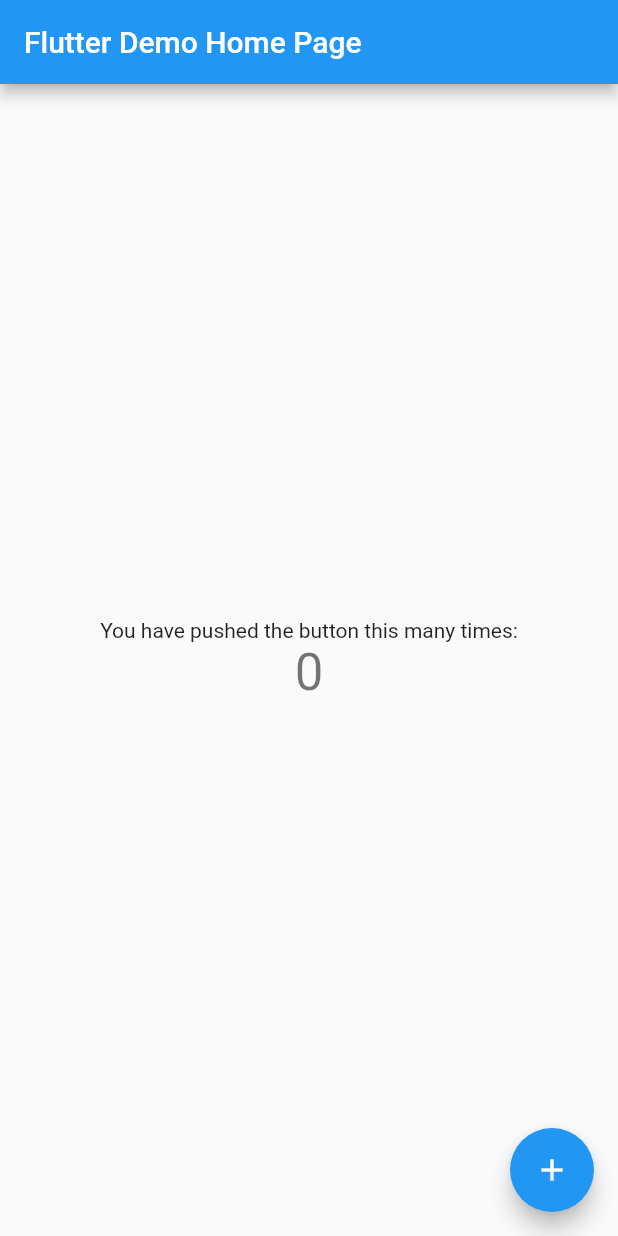
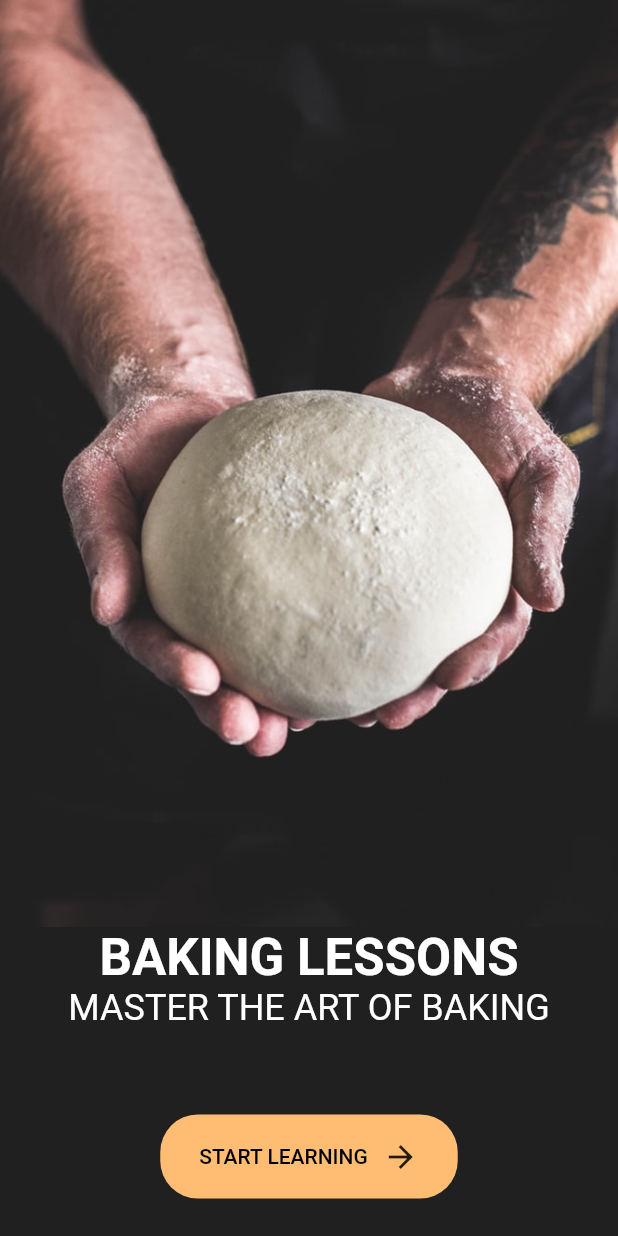
Before and after one commit to rasyidcode/Flutter_UI, a Flutter app: the screen it shows after launch, on a phone screen of 412 x 824 dp. Run offline on Flutter 3.47's test engine with Material 2 defaults, Android fonts, the phone set to English and light mode, and no system bars.

Commit message:
initial commit

```diff
--- /dev/null
+++ b/flutter_welcome_and_login_screen/lib/constants.dart
@@ -0,0 +1,4 @@
+import 'package:flutter/material.dart';
+
+const kBackgroundColor = Color(0xFF202020);
+const kPrimaryColor = Color(0xFFFFBD73);
--- a/flutter_welcome_and_login_screen/lib/main.dart
+++ b/flutter_welcome_and_login_screen/lib/main.dart
@@ -1,4 +1,6 @@
 import 'package:flutter/material.dart';
+import 'package:flutter_welcome_and_login_screen/constants.dart';
+import 'package:flutter_welcome_and_login_screen/welcome_screen.dart';
 
 void main() {
   runApp(MyApp());
@@ -9,105 +11,37 @@
   @override
   Widget build(BuildContext context) {
     return MaterialApp(
-      title: 'Flutter Demo',
+      debugShowCheckedModeBanner: false,
+      title: 'Auth Screen 1',
       theme: ThemeData(
-        // This is the theme of your application.
-        //
-        // Try running your application with "flutter run". You'll see the
-        // application has a blue toolbar. Then, without quitting the app, try
-        // changing the primarySwatch below to Colors.green and then invoke
-        // "hot reload" (press "r" in the console where you ran "flutter run",
-        // or simply save your changes to "hot reload" in a Flutter IDE).
-        // Notice that the counter didn't reset back to zero; the application
-        // is not restarted.
-        primarySwatch: Colors.blue,
+        // brightness: Brightness.dark,
+        primaryColor: kPrimaryColor,
+        scaffoldBackgroundColor: kBackgroundColor,
+        textTheme: TextTheme(
+          headline4: TextStyle(
+            color: Colors.white,
+            fontWeight: FontWeight.bold,
+          ),
+          headline5: TextStyle(
+            color: Colors.white,
+            fontWeight: FontWeight.normal,
+          ),
+          button: TextStyle(
+            color: kPrimaryColor,
+          ),
+        ),
+        inputDecorationTheme: InputDecorationTheme(
+          hintStyle: TextStyle(
+            color: Colors.white38,
+          ),
+          enabledBorder: UnderlineInputBorder(
+            borderSide: BorderSide(
+              color: Colors.white.withOpacity(.2),
+            ),
+          ),
+        ),
       ),
-      home: MyHomePage(title: 'Flutter Demo Home Page'),
+      home: WelcomeScreen(),
     );
   }
 }
-
-class MyHomePage extends StatefulWidget {
-  MyHomePage({Key? key, required this.title}) : super(key: key);
-
-  // This widget is the home page of your application. It is stateful, meaning
-  // that it has a State object (defined below) that contains fields that affect
-  // how it looks.
-
-  // This class is the configuration for the state. It holds the values (in this
-  // case the title) provided by the parent (in this case the App widget) and
-  // used by the build method of the State. Fields in a Widget subclass are
-  // always marked "final".
-
-  final String title;
-
-  @override
-  _MyHomePageState createState() => _MyHomePageState();
-}
-
-class _MyHomePageState extends State<MyHomePage> {
-  int _counter = 0;
-
-  void _incrementCounter() {
-    setState(() {
-      // This call to setState tells the Flutter framework that something has
-      // changed in this State, which causes it to rerun the build method below
-      // so that the display can reflect the updated values. If we changed
-      // _counter without calling setState(), then the build method would not be
-      // called again, and so nothing would appear to happen.
-      _counter++;
-    });
-  }
-
-  @override
-  Widget build(BuildContext context) {
-    // This method is rerun every time setState is called, for instance as done
-    // by the _incrementCounter method above.
-    //
-    // The Flutter framework has been optimized to make rerunning build methods
-    // fast, so that you can just rebuild anything that needs updating rather
-    // than having to individually change instances of widgets.
-    return Scaffold(
-      appBar: AppBar(
-        // Here we take the value from the MyHomePage object that was created by
-        // the App.build method, and use it to set our appbar title.
-        title: Text(widget.title),
-      ),
-      body: Center(
-        // Center is a layout widget. It takes a single child and positions it
-        // in the middle of the parent.
-        child: Column(
-          // Column is also a layout widget. It takes a list of children and
-          // arranges them vertically. By default, it sizes itself to fit its
-          // children horizontally, and tries to be as tall as its parent.
-          //
-          // Invoke "debug painting" (press "p" in the console, choose the
-          // "Toggle Debug Paint" action from the Flutter Inspector in Android
-          // Studio, or the "Toggle Debug Paint" command in Visual Studio Code)
-          // to see the wireframe for each widget.
-          //
-          // Column has various properties to control how it sizes itself and
-          // how it positions its children. Here we use mainAxisAlignment to
-          // center the children vertically; the main axis here is the vertical
-          // axis because Columns are vertical (the cross axis would be
-          // horizontal).
-          mainAxisAlignment: MainAxisAlignment.center,
-          children: <Widget>[
-            Text(
-              'You have pushed the button this many times:',
-            ),
-            Text(
-              '$_counter',
-              style: Theme.of(context).textTheme.headline4,
-            ),
-          ],
-        ),
-      ),
-      floatingActionButton: FloatingActionButton(
-        onPressed: _incrementCounter,
-        tooltip: 'Increment',
-        child: Icon(Icons.add),
-      ), // This trailing comma makes auto-formatting nicer for build methods.
-    );
-  }
-}
--- /dev/null
+++ b/flutter_welcome_and_login_screen/lib/welcome_screen.dart
@@ -0,0 +1,92 @@
+import 'package:flutter/material.dart';
+import 'package:flutter_welcome_and_login_screen/constants.dart';
+import 'package:flutter_welcome_and_login_screen/login_screen.dart';
+
+class WelcomeScreen extends StatelessWidget {
+  const WelcomeScreen({Key? key}) : super(key: key);
+
+  @override
+  Widget build(BuildContext context) {
+    return Scaffold(
+      body: Column(
+        children: [
+          Expanded(
+            flex: 3,
+            child: Container(
+              decoration: BoxDecoration(
+                image: DecorationImage(
+                  image: AssetImage('assets/perosn.jpeg'),
+                  fit: BoxFit.cover,
+                ),
+              ),
+            ),
+          ),
+          Expanded(
+            child: Column(
+              mainAxisAlignment: MainAxisAlignment.spaceBetween,
+              children: [
+                RichText(
+                  textAlign: TextAlign.center,
+                  text: TextSpan(
+                    children: [
+                      TextSpan(
+                        text: 'BAKING LESSONS\n',
+                        style: Theme.of(context).textTheme.headline4,
+                      ),
+                      TextSpan(
+                        text: 'MASTER THE ART OF BAKING\n',
+                        style: Theme.of(context).textTheme.headline5,
+                      ),
+                    ],
+                  ),
+                ),
+                Padding(
+                  padding: const EdgeInsets.only(bottom: 25),
+                  child: FittedBox(
+                    child: Container(
+                      decoration: BoxDecoration(
+                        borderRadius: BorderRadius.circular(25),
+                        color: kPrimaryColor,
+                      ),
+                      child: Material(
+                        color: Colors.transparent,
+                        child: InkWell(
+                          borderRadius: BorderRadius.circular(25),
+                          onTap: () {
+                            Navigator.push(
+                                context,
+                                MaterialPageRoute(
+                                    builder: (_) => LoginScreen()));
+                          },
+                          child: Padding(
+                            padding: const EdgeInsets.symmetric(
+                              horizontal: 26,
+                              vertical: 16,
+                            ),
+                            child: Row(
+                              children: [
+                                Text(
+                                  'START LEARNING',
+                                  style: Theme.of(context)
+                                      .textTheme
+                                      .button
+                                      ?.copyWith(color: Colors.black),
+                                ),
+                                SizedBox(width: 10),
+                                Icon(Icons.arrow_forward)
+                              ],
+                            ),
+                          ),
+                        ),
+                      ),
+                    ),
+                  ),
+                )
+              ],
+            ),
+          )
+        ],
+      ),
+    );
+  }
+}
--- a/flutter_welcome_and_login_screen/pubspec.yaml
+++ b/flutter_welcome_and_login_screen/pubspec.yaml
@@ -45,8 +45,8 @@
   uses-material-design: true
 
   # To add assets to your application, add an assets section, like this:
-  # assets:
-  #   - images/a_dot_burr.jpeg
+  assets:
+    - assets/perosn.jpeg
   #   - images/a_dot_ham.jpeg
 
   # An image asset can refer to one or more resolution-specific "variants", see
```
Also changed, not shown: flutter_welcome_and_login_screen/lib/login_screen.dart (added, +133 -0 lines), flutter_welcome_and_login_screen/assets/perosn.jpeg (added).
